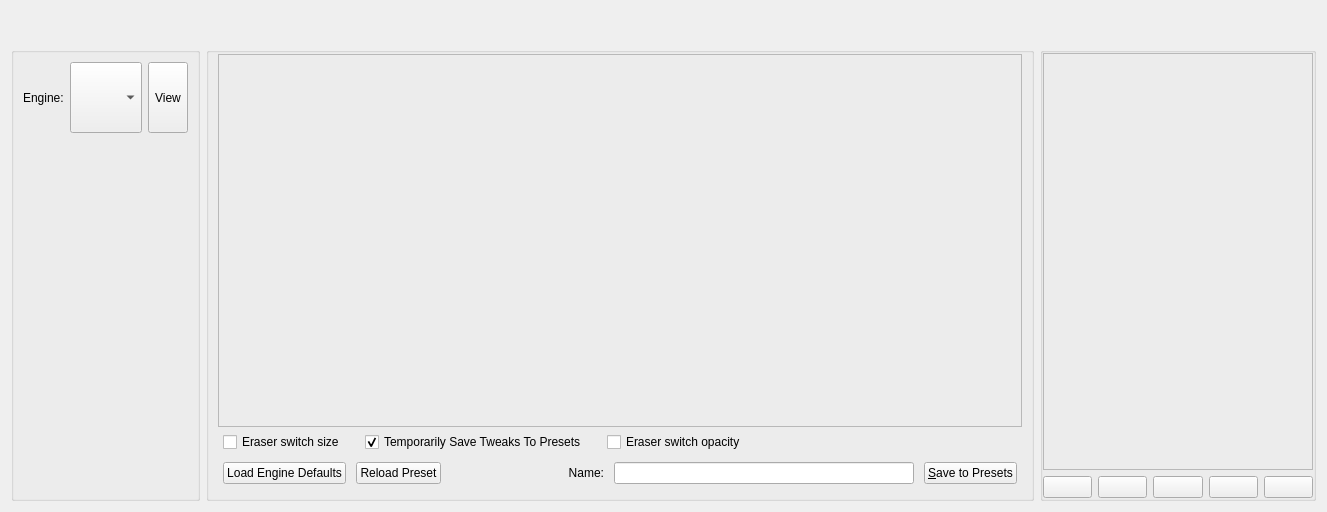
Above: libs/ui/forms/wdgpaintopsettings.ui from KDE/krita before the change. Below: the same form after it.
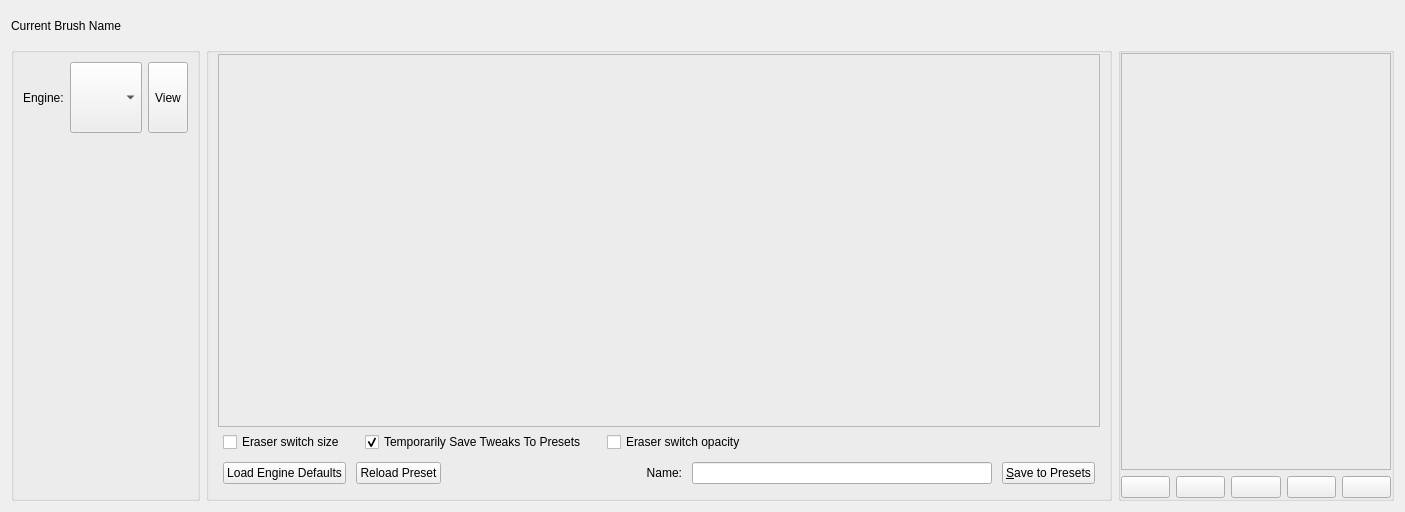
That is the form after the change. Custom widgets are drawn as their Qt base class.

Commit message: add a label for the currently selected brush at top

Diff of the .ui file:
```diff
--- a/libs/ui/forms/wdgpaintopsettings.ui
+++ b/libs/ui/forms/wdgpaintopsettings.ui
@@ -6,7 +6,7 @@
    <rect>
     <x>0</x>
     <y>0</y>
-    <width>1327</width>
+    <width>1405</width>
     <height>512</height>
    </rect>
   </property>
@@ -370,6 +370,26 @@
    </item>
    <item row="0" column="0" colspan="3">
     <layout class="QHBoxLayout" name="brushEditorDashboard">
+     <item>
+      <widget class="QLabel" name="currentBrushNameLabel">
+       <property name="text">
+        <string>Current Brush Name</string>
+       </property>
+      </widget>
+     </item>
+     <item>
+      <spacer name="horizontalSpacer_3">
+       <property name="orientation">
+        <enum>Qt::Horizontal</enum>
+       </property>
+       <property name="sizeHint" stdset="0">
+        <size>
+         <width>40</width>
+         <height>20</height>
+        </size>
+       </property>
+      </spacer>
+     </item>
      <item>
       <widget class="KisHighlightedToolButton" name="showPresetsButton" native="true">
        <property name="sizePolicy">
@@ -430,19 +450,6 @@
        </property>
       </widget>
      </item>
-     <item>
-      <spacer name="horizontalSpacer_3">
-       <property name="orientation">
-        <enum>Qt::Horizontal</enum>
-       </property>
-       <property name="sizeHint" stdset="0">
-        <size>
-         <width>40</width>
-         <height>20</height>
-        </size>
-       </property>
-      </spacer>
-     </item>
     </layout>
    </item>
    <item row="1" column="0">
```
The commit also changes 1 other file.
